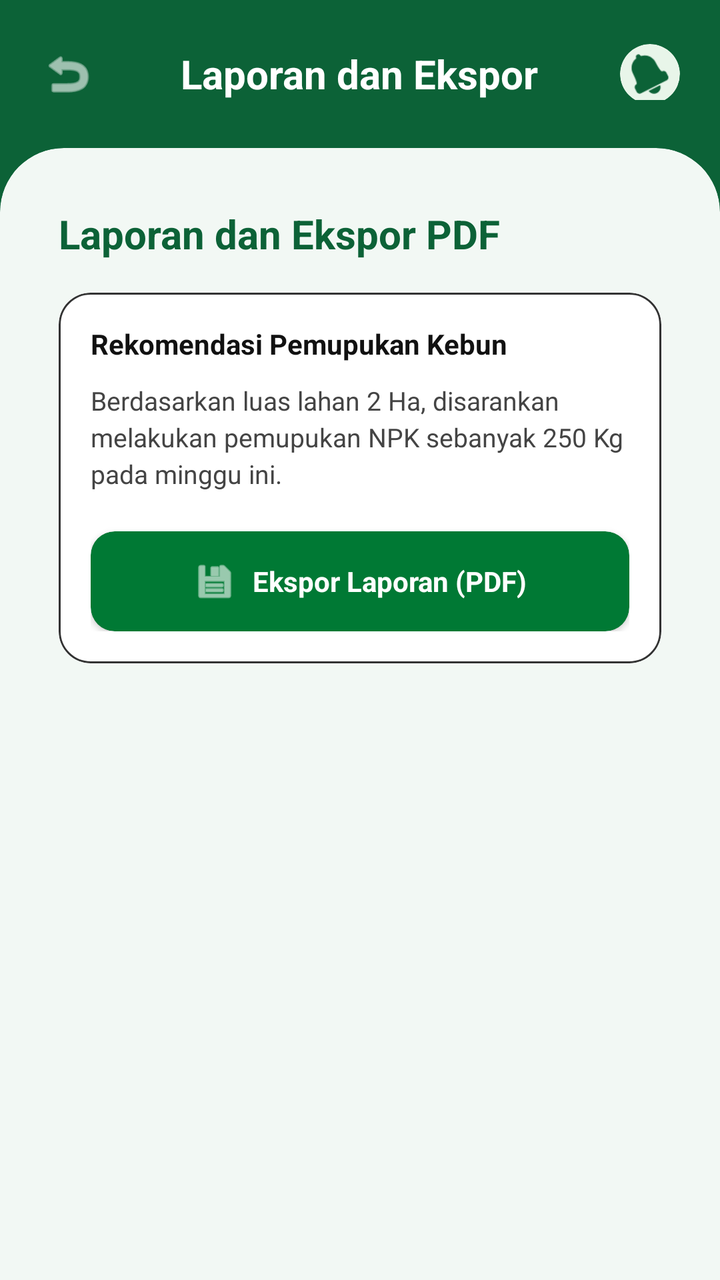
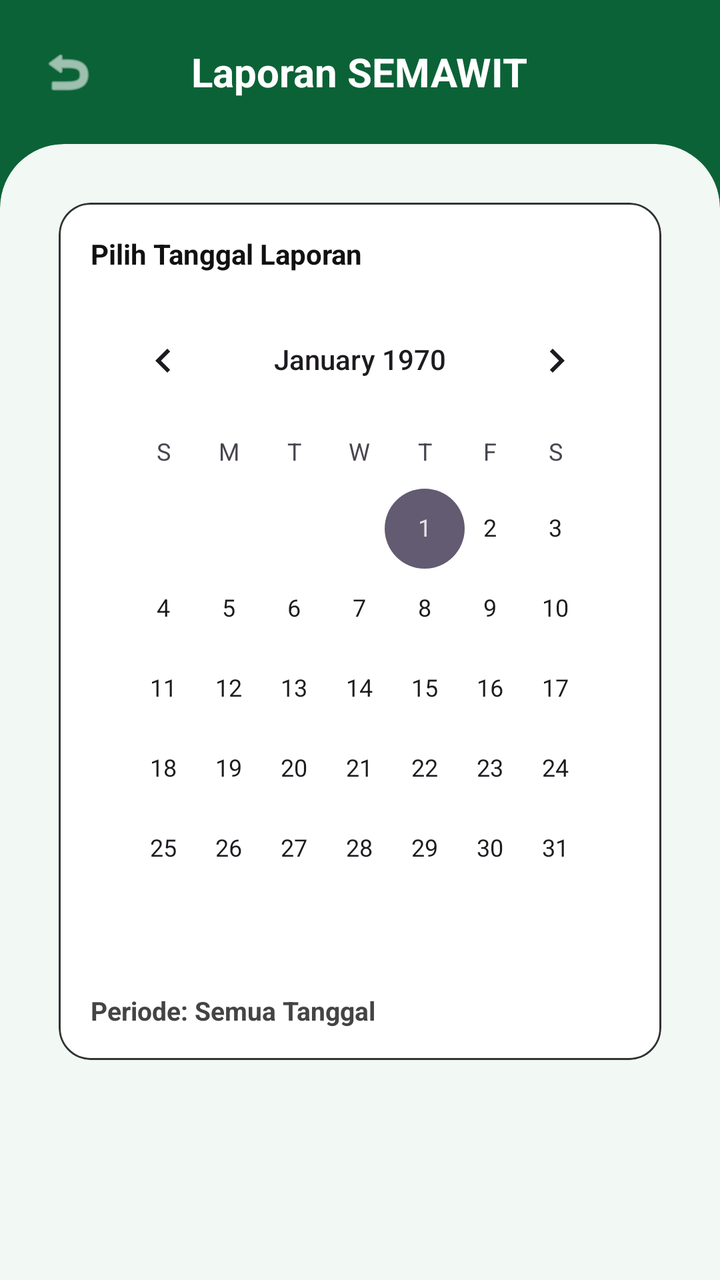

Before-and-after screenshots of an Android layout around one commit, followed by the original layout XML and the change that was made.
<!-- AndroidManifest.xml: application theme Theme.IKABiskuat -->
<!-- res/layout/fragment_report.xml -->
<?xml version="1.0" encoding="utf-8"?>
<ScrollView xmlns:android="http://schemas.android.com/apk/res/android"
    xmlns:app="http://schemas.android.com/apk/res-auto"
    android:layout_width="match_parent"
    android:layout_height="match_parent"
    android:background="@color/semawit_green"
    android:fillViewport="true">

    <LinearLayout
        android:layout_width="match_parent"
        android:layout_height="wrap_content"
        android:orientation="vertical">

        
        <RelativeLayout
            android:layout_width="match_parent"
            android:layout_height="wrap_content"
            android:paddingHorizontal="20dp"
            android:paddingTop="20dp"
            android:paddingBottom="24dp">

            <ImageView
                android:id="@+id/btnBack"
                android:layout_width="28dp"
                android:layout_height="28dp"
                android:layout_alignParentStart="true"
                android:layout_centerVertical="true"
                android:src="@android:drawable/ic_menu_revert"
                app:tint="@color/white" />

            <TextView
                android:layout_width="wrap_content"
                android:layout_height="wrap_content"
                android:layout_centerInParent="true"
                android:text="Laporan dan Ekspor"
                android:textColor="@color/white"
                android:textSize="20sp"
                android:textStyle="bold" />

            <com.google.android.material.card.MaterialCardView
                android:id="@+id/btnNotification"
                android:layout_width="30dp"
                android:layout_height="30dp"
                android:layout_alignParentEnd="true"
                android:layout_centerVertical="true"
                app:cardBackgroundColor="#E8F5E9"
                app:cardCornerRadius="19dp"
                app:cardElevation="0dp"
                app:strokeWidth="0dp">

                <ImageView
                    android:layout_width="20dp"
                    android:layout_height="20dp"
                    android:layout_gravity="center"
                    android:contentDescription="Notification"
                    android:scaleType="fitCenter"
                    android:src="@android:drawable/ic_popup_reminder"
                    app:tint="#0C6237" />
            </com.google.android.material.card.MaterialCardView>
        </RelativeLayout>

        
        <com.google.android.material.card.MaterialCardView
            android:layout_width="match_parent"
            android:layout_height="match_parent"
            app:cardBackgroundColor="#F2F8F4"
            app:shapeAppearanceOverlay="@style/ShapeAppearance.TopRounded"
            app:strokeWidth="0dp">

            <LinearLayout
                android:layout_width="match_parent"
                android:layout_height="wrap_content"
                android:orientation="vertical"
                android:padding="20dp">

                
                <TextView
                    android:layout_width="wrap_content"
                    android:layout_height="wrap_content"
                    android:text="Laporan dan Ekspor PDF"
                    android:textColor="#0C6237"
                    android:textSize="20sp"
                    android:textStyle="bold" />

                
                <com.google.android.material.card.MaterialCardView
                    android:layout_width="match_parent"
                    android:layout_height="wrap_content"
                    android:layout_marginTop="16dp"
                    app:cardBackgroundColor="@color/white"
                    app:cardCornerRadius="16dp"
                    app:cardElevation="0dp"
                    app:strokeColor="#333333"
                    app:strokeWidth="1dp">

                    <LinearLayout
                        android:layout_width="match_parent"
                        android:layout_height="wrap_content"
                        android:orientation="vertical"
                        android:padding="16dp">

                        <TextView
                            android:layout_width="wrap_content"
                            android:layout_height="wrap_content"
                            android:text="Rekomendasi Pemupukan Kebun"
                            android:textColor="#111111"
                            android:textSize="14sp"
                            android:textStyle="bold" />

                        <TextView
                            android:layout_width="wrap_content"
                            android:layout_height="wrap_content"
                            android:layout_marginTop="10dp"
                            android:lineSpacingExtra="3dp"
                            android:text="Berdasarkan luas lahan 2 Ha, disarankan melakukan pemupukan NPK sebanyak 250 Kg pada minggu ini."
                            android:textColor="#444444"
                            android:textSize="13sp" />

                        
                        <com.google.android.material.card.MaterialCardView
                            android:id="@+id/btnExportPdf"
                            android:layout_width="match_parent"
                            android:layout_height="wrap_content"
                            android:layout_marginTop="20dp"
                            app:cardBackgroundColor="@color/semawit_btn_green"
                            app:cardCornerRadius="12dp"
                            app:cardElevation="2dp"
                            app:strokeWidth="0dp">

                            <LinearLayout
                                android:layout_width="match_parent"
                                android:layout_height="wrap_content"
                                android:gravity="center"
                                android:orientation="horizontal"
                                android:padding="14dp">

                                <ImageView
                                    android:layout_width="22dp"
                                    android:layout_height="22dp"
                                    android:src="@android:drawable/ic_menu_save"
                                    app:tint="@color/white" />

                                <TextView
                                    android:layout_width="wrap_content"
                                    android:layout_height="wrap_content"
                                    android:layout_marginStart="8dp"
                                    android:text="Ekspor Laporan (PDF)"
                                    android:textColor="@color/white"
                                    android:textSize="14sp"
                                    android:textStyle="bold" />
                            </LinearLayout>
                        </com.google.android.material.card.MaterialCardView>

                    </LinearLayout>
                </com.google.android.material.card.MaterialCardView>

            </LinearLayout>
        </com.google.android.material.card.MaterialCardView>
    </LinearLayout>
</ScrollView>
<!-- resources referenced by this layout -->
<resources>
  <color name="semawit_btn_green">#007934</color>
  <color name="semawit_green">#0C6237</color>
  <color name="white">#FFFFFFFF</color>
  <style name="ShapeAppearance.TopRounded" parent="ShapeAppearance.Material3.Corner.None">
          <item name="cornerSizeTopLeft">32dp</item>
          <item name="cornerSizeTopRight">32dp</item>
          <item name="cornerSizeBottomLeft">0dp</item>
          <item name="cornerSizeBottomRight">0dp</item>
      </style>
  <style name="Theme.IKABiskuat" parent="Base.Theme.IKABiskuat" />
  <style name="Base.Theme.IKABiskuat" parent="Theme.Material3.DayNight.NoActionBar">
          
          
      </style>
</resources>

<!-- the commit's change to res/layout/fragment_report.xml (unified diff, before → after) -->
@@ -32,31 +32,10 @@
                 android:layout_width="wrap_content"
                 android:layout_height="wrap_content"
                 android:layout_centerInParent="true"
-                android:text="Laporan dan Ekspor"
+                android:text="Laporan SEMAWIT"
                 android:textColor="@color/white"
                 android:textSize="20sp"
                 android:textStyle="bold" />
-
-            <com.google.android.material.card.MaterialCardView
-                android:id="@+id/btnNotification"
-                android:layout_width="30dp"
-                android:layout_height="30dp"
-                android:layout_alignParentEnd="true"
-                android:layout_centerVertical="true"
-                app:cardBackgroundColor="#E8F5E9"
-                app:cardCornerRadius="19dp"
-                app:cardElevation="0dp"
-                app:strokeWidth="0dp">
-
-                <ImageView
-                    android:layout_width="20dp"
-                    android:layout_height="20dp"
-                    android:layout_gravity="center"
-                    android:contentDescription="Notification"
-                    android:scaleType="fitCenter"
-                    android:src="@android:drawable/ic_popup_reminder"
-                    app:tint="#0C6237" />
-            </com.google.android.material.card.MaterialCardView>
         </RelativeLayout>
 
         
@@ -74,19 +53,9 @@
                 android:padding="20dp">
 
                 
-                <TextView
-                    android:layout_width="wrap_content"
-                    android:layout_height="wrap_content"
-                    android:text="Laporan dan Ekspor PDF"
-                    android:textColor="#0C6237"
-                    android:textSize="20sp"
-                    android:textStyle="bold" />
-
-                
                 <com.google.android.material.card.MaterialCardView
                     android:layout_width="match_parent"
                     android:layout_height="wrap_content"
-                    android:layout_marginTop="16dp"
                     app:cardBackgroundColor="@color/white"
                     app:cardCornerRadius="16dp"
                     app:cardElevation="0dp"
@@ -102,54 +71,29 @@
                         <TextView
                             android:layout_width="wrap_content"
                             android:layout_height="wrap_content"
-                            android:text="Rekomendasi Pemupukan Kebun"
+                            android:text="Pilih Tanggal Laporan"
                             android:textColor="#111111"
                             android:textSize="14sp"
                             android:textStyle="bold" />
 
+                        
+                        <CalendarView
+                            android:id="@+id/calendarView"
+                            android:layout_width="match_parent"
+                            android:layout_height="wrap_content"
+                            android:layout_marginTop="10dp"
+                            android:background="@color/white" />
+
+                        
                         <TextView
+                            android:id="@+id/tvSelectedDate"
                             android:layout_width="wrap_content"
                             android:layout_height="wrap_content"
-                            android:layout_marginTop="10dp"
-                            android:lineSpacingExtra="3dp"
-                            android:text="Berdasarkan luas lahan 2 Ha, disarankan melakukan pemupukan NPK sebanyak 250 Kg pada minggu ini."
+                            android:layout_marginTop="12dp"
+                            android:text="Periode: Semua Tanggal"
                             android:textColor="#444444"
-                            android:textSize="13sp" />
-
-                        
-                        <com.google.android.material.card.MaterialCardView
-                            android:id="@+id/btnExportPdf"
-                            android:layout_width="match_parent"
-                            android:layout_height="wrap_content"
-                            android:layout_marginTop="20dp"
-                            app:cardBackgroundColor="@color/semawit_btn_green"
-                            app:cardCornerRadius="12dp"
-                            app:cardElevation="2dp"
-                            app:strokeWidth="0dp">
-
-                            <LinearLayout
-                                android:layout_width="match_parent"
-                                android:layout_height="wrap_content"
-                                android:gravity="center"
-                                android:orientation="horizontal"
-                                android:padding="14dp">
-
-                                <ImageView
-                                    android:layout_width="22dp"
-                                    android:layout_height="22dp"
-                                    android:src="@android:drawable/ic_menu_save"
-                                    app:tint="@color/white" />
-
-                                <TextView
-                                    android:layout_width="wrap_content"
-                                    android:layout_height="wrap_content"
-                                    android:layout_marginStart="8dp"
-                                    android:text="Ekspor Laporan (PDF)"
-                                    android:textColor="@color/white"
-                                    android:textSize="14sp"
-                                    android:textStyle="bold" />
-                            </LinearLayout>
-                        </com.google.android.material.card.MaterialCardView>
+                            android:textSize="13sp"
+                            android:textStyle="bold" />
 
                     </LinearLayout>
                 </com.google.android.material.card.MaterialCardView>
<!-- resource entries referenced after the edit -->
@@ -1,6 +1,5 @@
 <!-- resources referenced by this layout -->
 <resources>
-  <color name="semawit_btn_green">#007934</color>
   <color name="semawit_green">#0C6237</color>
   <color name="white">#FFFFFFFF</color>
   <style name="ShapeAppearance.TopRounded" parent="ShapeAppearance.Material3.Corner.None">
